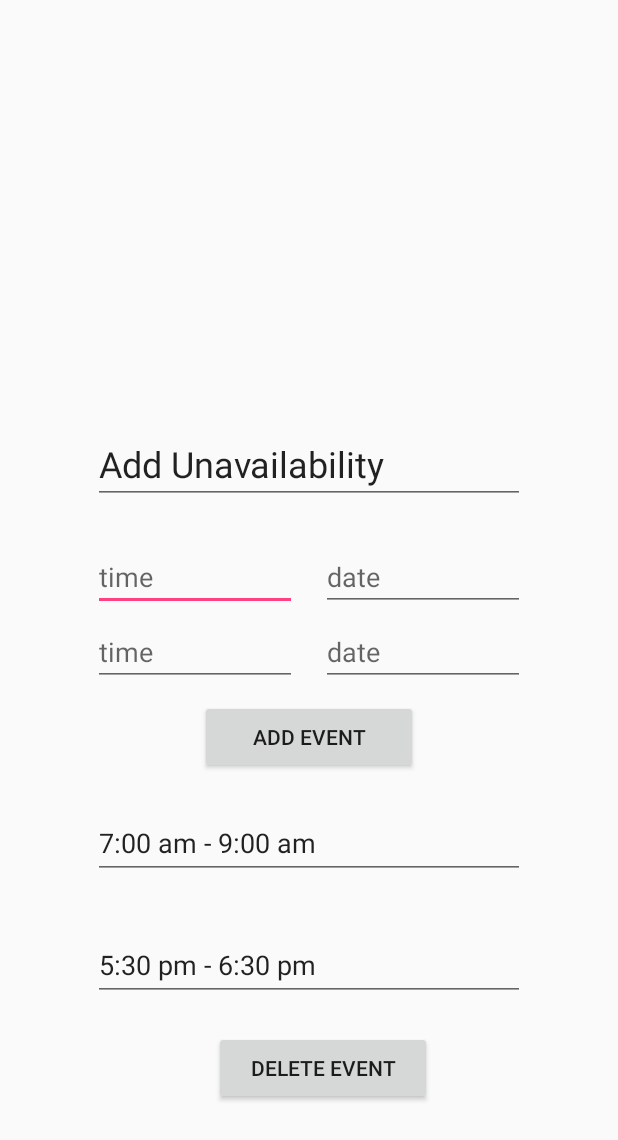
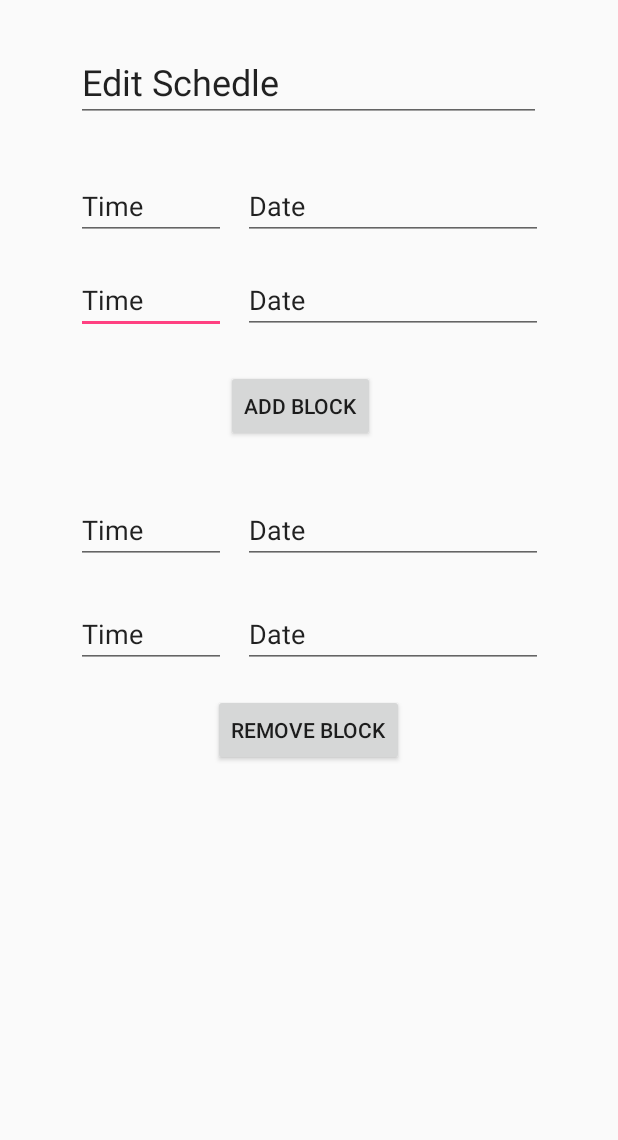
Before and after one commit to simonungar/OverLap, an Android app: the Schedule screen opened directly, with no data from a screen before it, on a phone screen of 412 x 824 dp. Shown: the top 1140 px of the screen. Run offline under Robolectric (Android 15) with nearby library versions, the phone set to English and light mode, and no system bars.

Commit message:
incorporated the radial menu and buttons

```diff
--- a/app/build.gradle
+++ b/app/build.gradle
@@ -35,4 +35,6 @@ dependencies {
     testImplementation 'junit:junit:4.12'
     androidTestImplementation 'com.android.support.test:runner:1.0.1'
     androidTestImplementation 'com.android.support.test.espresso:espresso-core:3.0.1'
+    compile 'com.oguzdev:CircularFloatingActionMenu:1.0.2'
+
 }
--- a/app/src/main/java/com/example/simonungar/pageswitching/FindEvent.java
+++ b/app/src/main/java/com/example/simonungar/pageswitching/FindEvent.java
@@ -11,3 +11,5 @@ public class FindEvent extends AppCompatActivity {
         setContentView(R.layout.activity_find_event);
     }
 }
+// TODO - the xml currently just has a search bar and 3 buttons. we need to get the search bar to search upon pressing <enter>
+// TODO - and we also need the buttons to refresh the feed (which is in the space below) based on which button was pressed.
--- a/app/src/main/res/layout/activity_add_friend.xml
+++ b/app/src/main/res/layout/activity_add_friend.xml
@@ -29,12 +29,6 @@
             android:layout_marginTop="10dp"
             />
 
-        <Button
-            android:id="@+id/button"
-            android:layout_width="match_parent"
-            android:layout_height="wrap_content"
-            android:text="Find Friend" />
-
 
     </LinearLayout>
 </android.support.constraint.ConstraintLayout>
--- a/app/src/main/res/layout/activity_schedule.xml
+++ b/app/src/main/res/layout/activity_schedule.xml
@@ -8,125 +8,121 @@
 
     <EditText
         android:id="@+id/editText15"
-        android:layout_width="136dp"
-        android:layout_height="40dp"
-        android:layout_alignBaseline="@+id/editText16"
-        android:layout_alignBottom="@+id/editText16"
-        android:layout_alignStart="@+id/username"
+        android:layout_width="100dp"
+        android:layout_height="wrap_content"
+        android:layout_alignStart="@+id/editText5"
+        android:layout_below="@+id/editText5"
+        android:layout_marginTop="17dp"
         android:ems="10"
-        android:hint="time"
         android:inputType="time"
-        tools:layout_editor_absoluteX="48dp"
-        tools:layout_editor_absoluteY="84dp" />
+        android:text="Time" />
 
     <EditText
-        android:id="@+id/editText16"
-        android:layout_width="136dp"
-        android:layout_height="40dp"
-        android:layout_above="@+id/editText18"
-        android:layout_alignEnd="@+id/editText7"
-        android:layout_marginBottom="10dp"
+        android:id="@+id/editText7"
+        android:layout_width="310dp"
+        android:layout_height="45dp"
+        android:layout_alignParentTop="true"
+        android:layout_centerHorizontal="true"
+        android:layout_marginTop="36dp"
         android:ems="10"
-        android:hint="date"
-        android:inputType="date"
-        tools:layout_editor_absoluteX="200dp"
-        tools:layout_editor_absoluteY="84dp" />
+        android:inputType="none|textPersonName"
+        android:selectAllOnFocus="false"
+        android:singleLine="false"
+        android:text="Edit Schedle"
+        android:textAppearance="@style/TextAppearance.AppCompat.Headline" />
 
     <EditText
-        android:id="@+id/editText17"
-        android:layout_width="136dp"
-        android:layout_height="40dp"
-        android:layout_alignEnd="@+id/CreateAcct"
-        android:layout_below="@+id/editText18"
-        android:layout_marginTop="7dp"
+        android:id="@+id/editText5"
+        android:layout_width="100dp"
+        android:layout_height="wrap_content"
+        android:layout_alignStart="@+id/editText7"
+        android:layout_below="@+id/editText7"
+        android:layout_marginTop="33dp"
         android:ems="10"
-        android:hint="time"
         android:inputType="time"
-        tools:layout_editor_absoluteX="48dp"
-        tools:layout_editor_absoluteY="132dp" />
+        android:text="Time" />
 
     <EditText
-        android:id="@+id/editText18"
-        android:layout_width="136dp"
-        android:layout_height="40dp"
-        android:layout_above="@+id/CreateAcct"
-        android:layout_alignStart="@+id/editText16"
-        android:layout_marginBottom="9dp"
+        android:id="@+id/editText21"
+        android:layout_width="200dp"
+        android:layout_height="wrap_content"
+        android:layout_alignBaseline="@+id/editText5"
+        android:layout_alignBottom="@+id/editText5"
+        android:layout_alignStart="@+id/editText22"
         android:ems="10"
-        android:hint="date"
         android:inputType="date"
-        tools:layout_editor_absoluteX="200dp"
-        tools:layout_editor_absoluteY="132dp" />
+        android:text="Date" />
+
+    <EditText
+        android:id="@+id/editText22"
+        android:layout_width="200dp"
+        android:layout_height="wrap_content"
+        android:layout_alignBaseline="@+id/editText15"
+        android:layout_alignBottom="@+id/editText15"
+        android:layout_marginStart="11dp"
+        android:layout_toEndOf="@+id/editText15"
+        android:ems="10"
+        android:inputType="date"
+        android:text="Date" />
 
     <Button
-        android:id="@+id/CreateAcct"
-        android:layout_width="145dp"
-        android:layout_height="49dp"
-        android:layout_above="@+id/editText19"
-        android:layout_centerHorizontal="true"
-        android:layout_marginBottom="22dp"
-        android:text="Add Event"
-        tools:layout_editor_absoluteX="120dp"
-        tools:layout_editor_absoluteY="194dp" />
+        android:id="@+id/button2"
+        android:layout_width="wrap_content"
+        android:layout_height="wrap_content"
+        android:layout_below="@+id/editText15"
+        android:layout_marginTop="24dp"
+        android:layout_toEndOf="@+id/editText15"
+        android:text="Add Block" />
+
+    <EditText
+        android:id="@+id/editText23"
+        android:layout_width="100dp"
+        android:layout_height="wrap_content"
+        android:layout_alignStart="@+id/editText15"
+        android:layout_below="@+id/button2"
+        android:layout_marginTop="36dp"
+        android:ems="10"
+        android:inputType="time"
+        android:text="Time" />
+
+    <EditText
+        android:id="@+id/editText24"
+        android:layout_width="100dp"
+        android:layout_height="wrap_content"
+        android:layout_alignStart="@+id/editText23"
+        android:layout_below="@+id/editText23"
+        android:layout_marginTop="24dp"
+        android:ems="10"
+        android:inputType="time"
+        android:text="Time" />
+
+    <EditText
+        android:id="@+id/editText25"
+        android:layout_width="200dp"
+        android:layout_height="wrap_content"
+        android:layout_above="@+id/editText24"
+        android:layout_alignStart="@+id/editText22"
+        android:ems="10"
+        android:inputType="date"
+        android:text="Date" />
+
+    <EditText
+        android:id="@+id/editText26"
+        android:layout_width="200dp"
+        android:layout_height="wrap_content"
+        android:layout_alignBottom="@+id/editText24"
+        android:layout_alignStart="@+id/editText25"
+        android:ems="10"
+        android:inputType="date"
+        android:text="Date" />
 
     <Button
         android:id="@+id/button4"
-        android:layout_width="145dp"
-        android:layout_height="49dp"
-        android:layout_alignParentBottom="true"
-        android:layout_alignStart="@+id/editText17"
-        android:layout_marginBottom="87dp"
-        android:text="Delete Event"
-        tools:layout_editor_absoluteX="120dp"
-        tools:layout_editor_absoluteY="412dp" />
-
-    <EditText
-        android:id="@+id/editText19"
-        android:layout_width="288dp"
-        android:layout_height="48dp"
-        android:layout_above="@+id/editText20"
-        android:layout_alignStart="@+id/username"
-        android:layout_marginBottom="33dp"
-        android:ems="10"
-        android:inputType="textMultiLine|textShortMessage"
-        android:text="7:00 am - 9:00 am "
-        tools:layout_editor_absoluteX="48dp"
-        tools:layout_editor_absoluteY="276dp" />
-
-    <EditText
-        android:id="@+id/editText20"
-        android:layout_width="288dp"
-        android:layout_height="48dp"
-        android:layout_above="@+id/button4"
-        android:layout_alignStart="@+id/editText19"
-        android:layout_marginBottom="20dp"
-        android:ems="10"
-        android:inputType="textNoSuggestions|textShortMessage"
-        android:text="5:30 pm - 6:30 pm "
-        tools:layout_editor_absoluteX="48dp"
-        tools:layout_editor_absoluteY="348dp" />
-
-    <EditText
-        android:id="@+id/username"
-        android:layout_width="136dp"
-        android:layout_height="40dp"
-        android:layout_alignBaseline="@+id/editText18"
-        android:layout_alignBottom="@+id/editText18"
-        android:layout_alignStart="@+id/editText7"
-        android:ems="10"
-        android:hint="time"
-        android:inputType="time" />
-
-    <EditText
-        android:id="@+id/editText7"
-        android:layout_width="288dp"
-        android:layout_height="45dp"
-        android:layout_above="@+id/editText15"
+        android:layout_width="wrap_content"
+        android:layout_height="wrap_content"
+        android:layout_below="@+id/editText24"
         android:layout_centerHorizontal="true"
-        android:layout_marginBottom="31dp"
-        android:ems="10"
-        android:inputType="none|textPersonName"
-        android:text="Add Unavailability"
-        android:textAppearance="@style/TextAppearance.AppCompat.Headline" />
+        android:layout_marginTop="17dp"
+        android:text="Remove Block" />
 
 </RelativeLayout>
```
Also changed, not shown: app/src/main/java/com/example/simonungar/pageswitching/HomePage.java (+61 -0 lines), app/src/main/res/layout/activity_event_creator.xml (+17 -5 lines), app/src/main/res/layout/activity_find_event.xml (+28 -45 lines), app/src/main/res/layout/activity_home_page.xml (+4 -3 lines), app/src/main/res/drawable/add.png (added), app/src/main/res/drawable/createevent.PNG (added), app/src/main/res/drawable/findevent1.png (added), app/src/main/res/drawable/newfriend.png (added), app/src/main/res/drawable/remove.png (added), app/src/main/res/drawable/schedule.png (added), build.gradle (line endings or trailing spaces).
